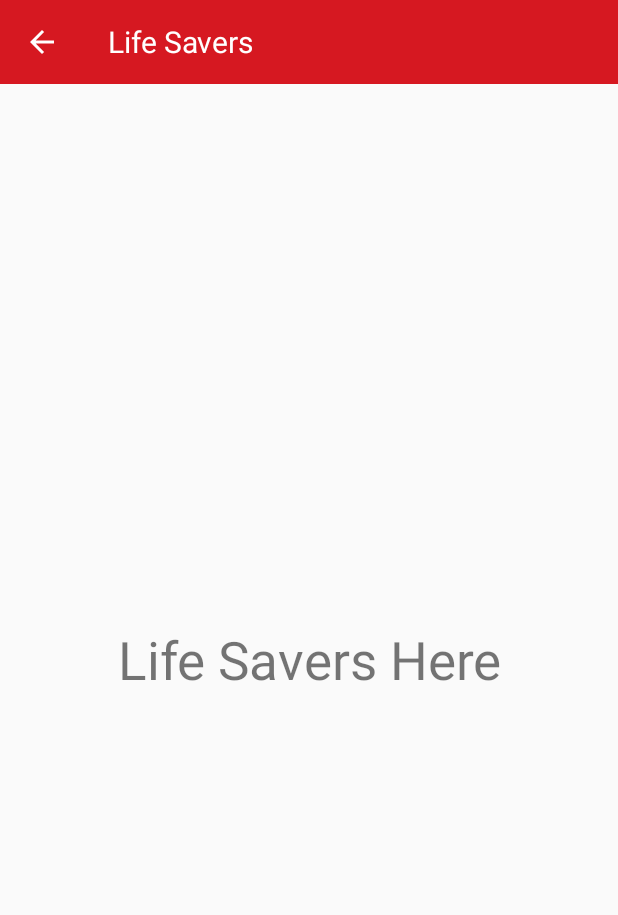
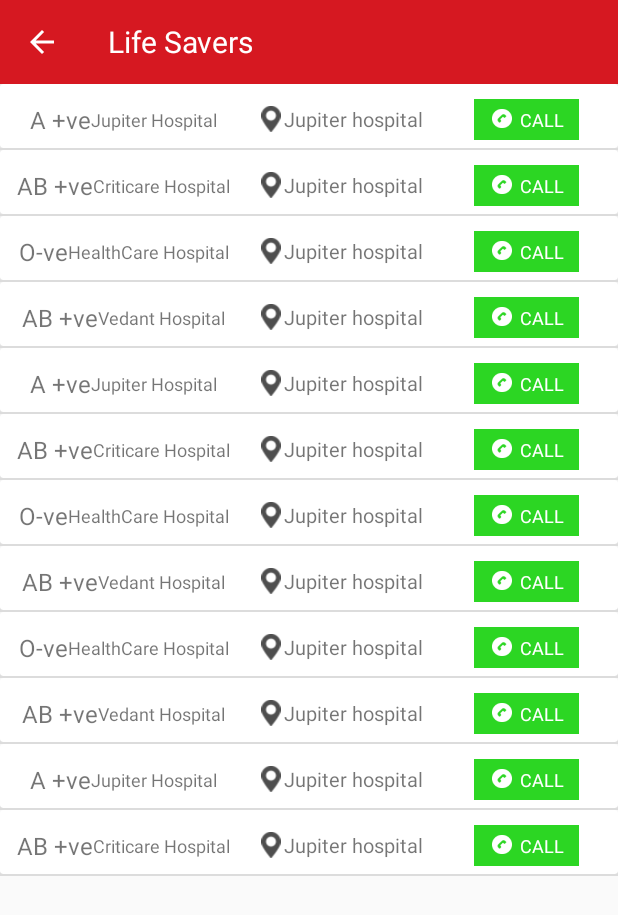
Before and after one commit to AkhtarRaza15Ansari/Qureco, an Android app: the LifeSavers screen opened directly, with no data from a screen before it, on a phone screen of 412 x 824 dp. Shown: the top 915 px of the screen. Run offline under Robolectric (Android 15) with nearby library versions, the phone set to English and light mode, and no system bars; our stand-ins replace Picasso; pictures from the network do not load; 1 statement that could not run was skipped.

Commit message:
Commit from MacBook Air

```diff
--- /dev/null
+++ b/app/src/main/java/com/sriyaan/adapter/DividerItemDecoration.java
@@ -0,0 +1,92 @@
+package com.sriyaan.adapter;
+
+import android.content.Context;
+import android.content.res.TypedArray;
+import android.graphics.Canvas;
+import android.graphics.Rect;
+import android.graphics.drawable.Drawable;
+import android.support.v7.widget.LinearLayoutManager;
+import android.support.v7.widget.RecyclerView;
+import android.view.View;
+
+/**
+ * Created by ansariakhtar on 19/09/16.
+ */
+public class DividerItemDecoration extends RecyclerView.ItemDecoration {
+
+    private static final int[] ATTRS = new int[]{
+            android.R.attr.listDivider
+    };
+
+    public static final int HORIZONTAL_LIST = LinearLayoutManager.HORIZONTAL;
+
+    public static final int VERTICAL_LIST = LinearLayoutManager.VERTICAL;
+
+    private Drawable mDivider;
+
+    private int mOrientation;
+
+    public DividerItemDecoration(Context context, int orientation) {
+        final TypedArray a = context.obtainStyledAttributes(ATTRS);
+        mDivider = a.getDrawable(0);
+        a.recycle();
+        setOrientation(orientation);
+    }
+
+    public void setOrientation(int orientation) {
+        if (orientation != HORIZONTAL_LIST && orientation != VERTICAL_LIST) {
+            throw new IllegalArgumentException("invalid orientation");
+        }
+        mOrientation = orientation;
+    }
+
+    @Override
+    public void onDrawOver(Canvas c, RecyclerView parent, RecyclerView.State state) {
+        if (mOrientation == VERTICAL_LIST) {
+            drawVertical(c, parent);
+        } else {
+            drawHorizontal(c, parent);
+        }
+    }
+
+    public void drawVertical(Canvas c, RecyclerView parent) {
+        final int left = parent.getPaddingLeft();
+        final int right = parent.getWidth() - parent.getPaddingRight();
+
+        final int childCount = parent.getChildCount();
+        for (int i = 0; i < childCount; i++) {
+            final View child = parent.getChildAt(i);
+            final RecyclerView.LayoutParams params = (RecyclerView.LayoutParams) child
+                    .getLayoutParams();
+            final int top = child.getBottom() + params.bottomMargin;
+            final int bottom = top + mDivider.getIntrinsicHeight();
+            mDivider.setBounds(left, top, right, bottom);
+            mDivider.draw(c);
+        }
+    }
+
+    public void drawHorizontal(Canvas c, RecyclerView parent) {
+        final int top = parent.getPaddingTop();
+        final int bottom = parent.getHeight() - parent.getPaddingBottom();
+
+        final int childCount = parent.getChildCount();
+        for (int i = 0; i < childCount; i++) {
+            final View child = parent.getChildAt(i);
+            final RecyclerView.LayoutParams params = (RecyclerView.LayoutParams) child
+                    .getLayoutParams();
+            final int left = child.getRight() + params.rightMargin;
+            final int right = left + mDivider.getIntrinsicHeight();
+            mDivider.setBounds(left, top, right, bottom);
+            mDivider.draw(c);
+        }
+    }
+
+    @Override
+    public void getItemOffsets(Rect outRect, View view, RecyclerView parent, RecyclerView.State state) {
+        if (mOrientation == VERTICAL_LIST) {
+            outRect.set(0, 0, 0, mDivider.getIntrinsicHeight());
+        } else {
+            outRect.set(0, 0, mDivider.getIntrinsicWidth(), 0);
+        }
+    }
+}
--- /dev/null
+++ b/app/src/main/java/com/sriyaan/adapter/ListAdapter.java
@@ -0,0 +1,57 @@
+package com.sriyaan.adapter;
+
+import android.content.Context;
+import android.support.v7.widget.RecyclerView;
+import android.view.LayoutInflater;
+import android.view.View;
+import android.view.ViewGroup;
+import android.widget.ImageView;
+import android.widget.TextView;
+import com.squareup.picasso.Picasso;
+import com.sriyaan.modal.DataObject;
+import com.sriyaan.qureco.R;
+
+import java.util.List;
+
+/**
+ * Created by ansariakhtar on 19/09/16.
+ */
+public class ListAdapter extends RecyclerView.Adapter<ListAdapter.MyViewHolder> {
+    private List<DataObject> data;
+    private Context con;
+    public class MyViewHolder extends RecyclerView.ViewHolder {
+        public TextView name;
+        public TextView namesub;
+        public MyViewHolder(View view) {
+            super(view);
+            name = (TextView) view.findViewById(R.id.name);
+            namesub = (TextView) view.findViewById(R.id.clinicaddress);
+        }
+    }
+
+
+    public ListAdapter(List<DataObject> data, Context con) {
+        this.con = con;
+        this.data = data;
+    }
+
+    @Override
+    public MyViewHolder onCreateViewHolder(ViewGroup parent, int viewType) {
+        View itemView = LayoutInflater.from(parent.getContext())
+                .inflate(R.layout.life_item, parent, false);
+
+        return new MyViewHolder(itemView);
+    }
+
+    @Override
+    public void onBindViewHolder(MyViewHolder holder, int position) {
+        DataObject item = data.get(position);
+        holder.name.setText(item.getName());
+        holder.namesub.setText(item.getImage());
+    }
+
+    @Override
+    public int getItemCount() {
+        return data.size();
+    }
+}
--- /dev/null
+++ b/app/src/main/java/com/sriyaan/adapter/RecyclerTouchListener.java
@@ -0,0 +1,60 @@
+package com.sriyaan.adapter;
+
+import android.content.Context;
+import android.support.v7.widget.RecyclerView;
+import android.view.GestureDetector;
+import android.view.MotionEvent;
+import android.view.View;
+
+/**
+ * Created by Ravi Tamada on 03/09/16.
+ * www.androidhive.info
+ */
+public class RecyclerTouchListener implements RecyclerView.OnItemTouchListener {
+
+    private GestureDetector gestureDetector;
+    private ClickListener clickListener;
+
+    public RecyclerTouchListener(Context context, final RecyclerView recyclerView, final ClickListener clickListener) {
+        this.clickListener = clickListener;
+        gestureDetector = new GestureDetector(context, new GestureDetector.SimpleOnGestureListener() {
+            @Override
+            public boolean onSingleTapUp(MotionEvent e) {
+                return true;
+            }
+
+            @Override
+            public void onLongPress(MotionEvent e) {
+                View child = recyclerView.findChildViewUnder(e.getX(), e.getY());
+                if (child != null && clickListener != null) {
+                    clickListener.onLongClick(child, recyclerView.getChildPosition(child));
+                }
+            }
+        });
+    }
+
+    @Override
+    public boolean onInterceptTouchEvent(RecyclerView rv, MotionEvent e) {
+
+        View child = rv.findChildViewUnder(e.getX(), e.getY());
+        if (child != null && clickListener != null && gestureDetector.onTouchEvent(e)) {
+            clickListener.onClick(child, rv.getChildPosition(child));
+        }
+        return false;
+    }
+
+    @Override
+    public void onTouchEvent(RecyclerView rv, MotionEvent e) {
+    }
+
+    @Override
+    public void onRequestDisallowInterceptTouchEvent(boolean disallowIntercept) {
+
+    }
+
+    public interface ClickListener {
+        void onClick(View view, int position);
+
+        void onLongClick(View view, int position);
+    }
+}
--- /dev/null
+++ b/app/src/main/java/com/sriyaan/modal/DataObject.java
@@ -0,0 +1,31 @@
+package com.sriyaan.modal;
+
+/**
+ * Created by ansariakhtar on 18/09/16.
+ */
+public class DataObject {
+    public String name;
+    public String image;
+    public DataObject(String name, String image)
+    {
+        this.name = name;
+        this.image = image;
+    }
+    public String getName()
+    {
+        return this.name;
+    }
+    public void setName(String name)
+    {
+        this.name = name;
+    }
+    public String getImage()
+    {
+        return this.image;
+    }
+    public void setImage(String image)
+    {
+        this.image = image;
+    }
+
+}
--- a/app/src/main/java/com/sriyaan/qureco/LifeSavers.java
+++ b/app/src/main/java/com/sriyaan/qureco/LifeSavers.java
@@ -1,18 +1,38 @@
 package com.sriyaan.qureco;
 
+import android.content.Context;
 import android.graphics.Typeface;
 import android.support.v7.app.AppCompatActivity;
 import android.os.Bundle;
+import android.support.v7.widget.DefaultItemAnimator;
+import android.support.v7.widget.GridLayoutManager;
+import android.support.v7.widget.LinearLayoutManager;
+import android.support.v7.widget.RecyclerView;
 import android.support.v7.widget.Toolbar;
 import android.view.View;
 import android.widget.TextView;
+import android.widget.Toast;
 
+import com.sriyaan.adapter.DividerItemDecoration;
+import com.sriyaan.adapter.ListAdapter;
+import com.sriyaan.adapter.RecyclerTouchListener;
+import com.sriyaan.modal.DataObject;
 import com.sriyaan.util.url_dump;
+
+import java.util.ArrayList;
+import java.util.List;
 
 public class LifeSavers extends AppCompatActivity {
     String fontPath = "fonts/Montserrat-Regular.ttf";
     // Loading Font Face
     Typeface tf;
+
+
+    Context con;
+    private List<DataObject> movieList = new ArrayList<>();
+    private RecyclerView recyclerView;
+    private RecyclerView.LayoutManager mLayoutManager;
+    private ListAdapter mAdapter;
     @Override
     protected void onCreate(Bundle savedInstanceState) {
         super.onCreate(savedInstanceState);
@@ -33,10 +53,78 @@ public class LifeSavers extends AppCompatActivity {
         TextView mTitle = (TextView) toolbar.findViewById(R.id.toolbar_title);
         mTitle.setTypeface(tf);
         mTitle.setText("Life Savers");
+
+        recyclerView = (RecyclerView) findViewById(R.id.recycler_view);
+
+        mAdapter = new ListAdapter(movieList,con);
+
+        recyclerView.setHasFixedSize(true);
+        mLayoutManager = new GridLayoutManager(con, 1);
+        recyclerView.setLayoutManager(mLayoutManager);
+        recyclerView.addItemDecoration(new DividerItemDecoration(this, LinearLayoutManager.VERTICAL));
+        recyclerView.setItemAnimator(new DefaultItemAnimator());
+        recyclerView.setAdapter(mAdapter);
+
+        recyclerView.addOnItemTouchListener(new RecyclerTouchListener(getApplicationContext(), recyclerView, new RecyclerTouchListener.ClickListener() {
+            @Override
+            public void onClick(View view, int position) {
+                DataObject movie = movieList.get(position);
+                Toast.makeText(getApplicationContext(), movie.getName() + " is selected!", Toast.LENGTH_SHORT).show();
+            }
+
+            @Override
+            public void onLongClick(View view, int position) {
+
+            }
+        }));
+
+        prepareMovieData();
+
     }
     @Override
     protected void onPause() {
         super.onPause();
         url_dump.deleteCache(getApplicationContext());
     }
+    private void prepareMovieData() {
+
+        DataObject movie = new DataObject("A +ve","Jupiter Hospital");
+            movieList.add(movie);
+
+            movie = new DataObject("AB +ve", "Criticare Hospital");
+            movieList.add(movie);
+
+            movie = new DataObject("O-ve", "HealthCare Hospital");
+            movieList.add(movie);
+
+            movie = new DataObject("AB +ve", "Vedant Hospital");
+            movieList.add(movie);
+
+            movie = new DataObject("A +ve","Jupiter Hospital");
+            movieList.add(movie);
+
+            movie = new DataObject("AB +ve", "Criticare Hospital");
+            movieList.add(movie);
+
+            movie = new DataObject("O-ve", "HealthCare Hospital");
+            movieList.add(movie);
+
+            movie = new DataObject("AB +ve", "Vedant Hospital");
+            movieList.add(movie);
+
+            movie = new DataObject("O-ve", "HealthCare Hospital");
+            movieList.add(movie);
+
+            movie = new DataObject("AB +ve", "Vedant Hospital");
+            movieList.add(movie);
+
+            movie = new DataObject("A +ve","Jupiter Hospital");
+            movieList.add(movie);
+
+            movie = new DataObject("AB +ve", "Criticare Hospital");
+            movieList.add(movie);
+
+
+        mAdapter.notifyDataSetChanged();
+    }
 }
--- a/app/src/main/res/layout/activity_life_savers.xml
+++ b/app/src/main/res/layout/activity_life_savers.xml
@@ -7,11 +7,16 @@
     tools:context="com.sriyaan.qureco.LifeSavers">
     <include android:id="@+id/toolbar"
         layout="@layout/toolbar"/>
-    <TextView
+    <LinearLayout
         android:layout_width="match_parent"
         android:layout_height="match_parent"
-        android:textSize="35dp"
-        android:layout_gravity="center"
-        android:gravity="center"
-        android:text="Life Savers Here"/>
+        android:id="@+id/linear"
+        android:orientation="vertical"
+        >
+        <android.support.v7.widget.RecyclerView
+            android:id="@+id/recycler_view"
+            android:scrollbars="vertical"
+            android:layout_width="match_parent"
+            android:layout_height="wrap_content"/>
+    </LinearLayout>
 </LinearLayout>
--- /dev/null
+++ b/app/src/main/res/layout/life_item.xml
@@ -0,0 +1,94 @@
+<?xml version="1.0" encoding="utf-8"?>
+<LinearLayout xmlns:card_view="http://schemas.android.com/apk/res-auto"
+    xmlns:android="http://schemas.android.com/apk/res/android"
+    android:layout_width="match_parent"
+    android:layout_height="wrap_content">
+    <android.support.v7.widget.CardView xmlns:card_view="http://schemas.android.com/apk/res-auto"
+        android:layout_width="match_parent"
+        android:layout_height="wrap_content"
+        card_view:cardElevation="5dp">
+        <LinearLayout
+            android:layout_width="match_parent"
+            android:layout_height="wrap_content"
+            android:paddingBottom="05dp"
+            android:paddingTop="10dp"
+            android:orientation="horizontal">
+            <LinearLayout
+                android:layout_width="match_parent"
+                android:layout_height="wrap_content"
+                android:orientation="horizontal"
+                android:layout_gravity="center"
+                android:gravity="center"
+                android:layout_weight="0.30">
+                <TextView
+                    android:id="@+id/name"
+                    android:text="AB+"
+                    android:textSize="16dp"
+                    android:layout_width="wrap_content"
+                    android:layout_height="wrap_content" />
+                <TextView
+                    android:id="@+id/clinicaddress"
+                    android:text="Jupiter hospital"
+                    android:textSize="12dp"
+                    android:layout_width="wrap_content"
+                    android:layout_height="wrap_content" />
+            </LinearLayout>
+            <LinearLayout
+                android:layout_width="match_parent"
+                android:layout_height="wrap_content"
+                android:orientation="horizontal"
+                android:layout_gravity="center"
+                android:gravity="center"
+                android:layout_weight="0.35">
+                <ImageView
+                    android:layout_width="17dp"
+                    android:layout_height="17dp"
+                    android:src="@drawable/loc"/>
+                <TextView
+                    android:id="@+id/address"
+                    android:text="Jupiter hospital"
+                    android:textSize="13dp"
+                    android:layout_width="wrap_content"
+                    android:layout_height="wrap_content" />
+            </LinearLayout>
+            <LinearLayout
+                android:layout_width="match_parent"
+                android:layout_height="wrap_content"
+                android:orientation="horizontal"
+                android:layout_gravity="center"
+                android:gravity="center"
+                android:layout_weight="0.35">
+                <LinearLayout
+                    android:id="@+id/llcall"
+                    android:layout_width="wrap_content"
+                    android:layout_height="wrap_content"
+                    android:orientation="horizontal"
+                    android:background="@color/call"
+                    android:paddingTop="05dp"
+                    android:paddingBottom="05dp"
+                    android:paddingRight="10dp"
+                    android:paddingLeft="10dp"
+                    android:layout_marginLeft="2dp"
+                    >
+                    <ImageView
+                        android:paddingLeft="02dp"
+                        android:layout_width="15dp"
+                        android:layout_height="15dp"
+                        android:src="@drawable/calll"/>
+                    <TextView
+                        android:id="@+id/call"
+                        android:paddingLeft="05dp"
+                        android:layout_width="wrap_content"
+                        android:layout_height="wrap_content"
+                        android:textSize="12dp"
+                        android:textColor="@color/white"
+                        android:layout_gravity="center"
+                        android:gravity="center"
+                        android:singleLine="true"
+                        android:text="CALL"
+                        />
+                </LinearLayout>
+            </LinearLayout>
+        </LinearLayout>
+    </android.support.v7.widget.CardView>
+</LinearLayout>
```
